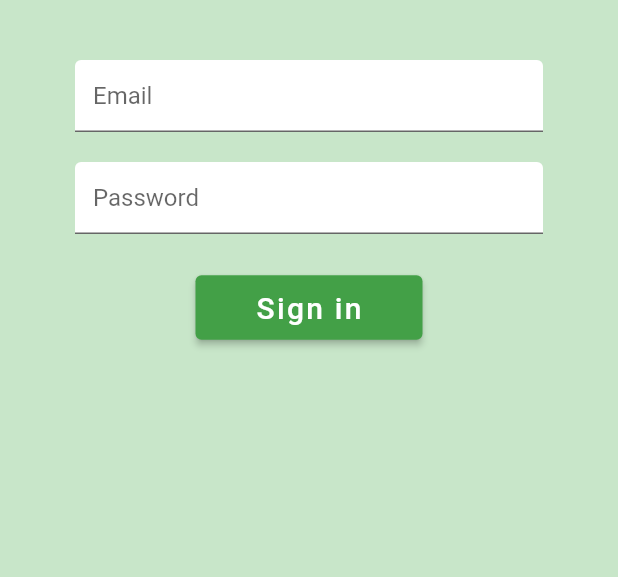
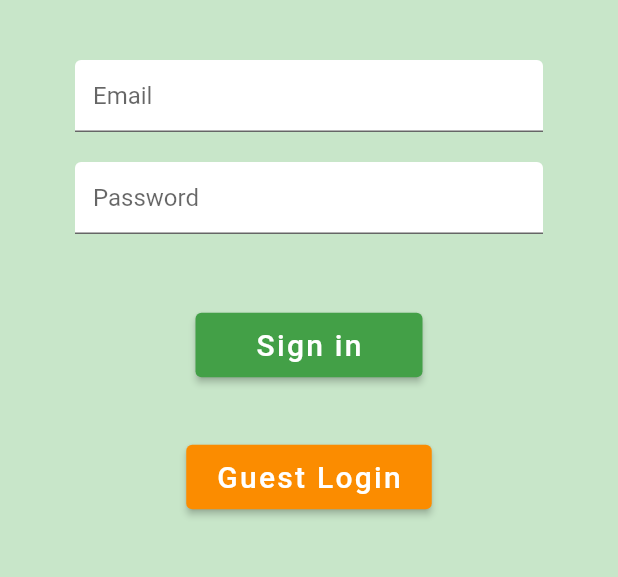
Before and after one commit to abhishekpatelmc/ECOSIA, a Flutter app: the SignIn screen opened directly with empty values, on a phone screen of 412 x 824 dp, the part 84-661 px from its top. Run offline on Flutter 3.47's test engine with Material 2 defaults, Android fonts, the phone set to English and light mode, and no system bars; our stand-ins replace carousel_slider, cloud_firestore, firebase_auth, firebase_core, flutter_spinkit, url_launcher_web; missing offline and left inert: cloud_firestore_web, firebase_auth_web, firebase_core_web; accounts and stored records are empty; network calls fail.

Commit message:
Added Guest Login button

```diff
--- a/lib/main.dart
+++ b/lib/main.dart
@@ -27,7 +27,8 @@ class MyApp extends StatelessWidget {
     return StreamProvider<UserModel?>.value(
       value: AuthService().user,
       initialData: null,
-      child: MaterialApp(debugShowCheckedModeBanner: false,
+      child: const MaterialApp(
+        debugShowCheckedModeBanner: false,
         home: SplashScreenOne(),
       ),
     );
--- a/lib/screens/authenticate/sign_in.dart
+++ b/lib/screens/authenticate/sign_in.dart
@@ -1,3 +1,4 @@
+import 'package:ecosia/screens/home/informativepg/informativepage.dart';
 import 'package:ecosia/services/auth.dart';
 import 'package:ecosia/shared/loading.dart';
 import 'package:flutter/material.dart';
@@ -24,7 +25,7 @@ class _SignInState extends State<SignIn> {
   @override
   Widget build(BuildContext context) {
     return loading
-        ?  const Loading()
+        ? const Loading()
         : Scaffold(
             backgroundColor: Colors.green[100],
             appBar: AppBar(
@@ -86,7 +87,7 @@ class _SignInState extends State<SignIn> {
                           setState(() => password = val);
                         },
                       ),
-                      const SizedBox(height: 25.0),
+                      const SizedBox(height: 50.0),
                       ElevatedButton(
                         onPressed: () async {
                           setState(() => loading = true);
@@ -122,6 +123,25 @@ class _SignInState extends State<SignIn> {
                           fontSize: 14.0,
                         ),
                       ),
+                      const SizedBox(height: 10.0),
+                      ElevatedButton(
+                        onPressed: () {
+                          Navigator.of(context).push(
+                            MaterialPageRoute(
+                              builder: (context) => const InformativePage(),
+                            ),
+                          );
+                        },
+                        style: ElevatedButton.styleFrom(
+                            primary: Colors.orange[600],
+                            padding: const EdgeInsets.symmetric(
+                                horizontal: 20, vertical: 10),
+                            textStyle: const TextStyle(
+                                letterSpacing: 1.5,
+                                fontSize: 20,
+                                fontWeight: FontWeight.w500)),
+                        child: const Text('Guest Login'),
+                      )
                     ],
                   )),
             ),
```
Also changed, not shown: lib/screens/home/TutorialPages/Tutorial.dart (+14 -10 lines), 4 other files.
